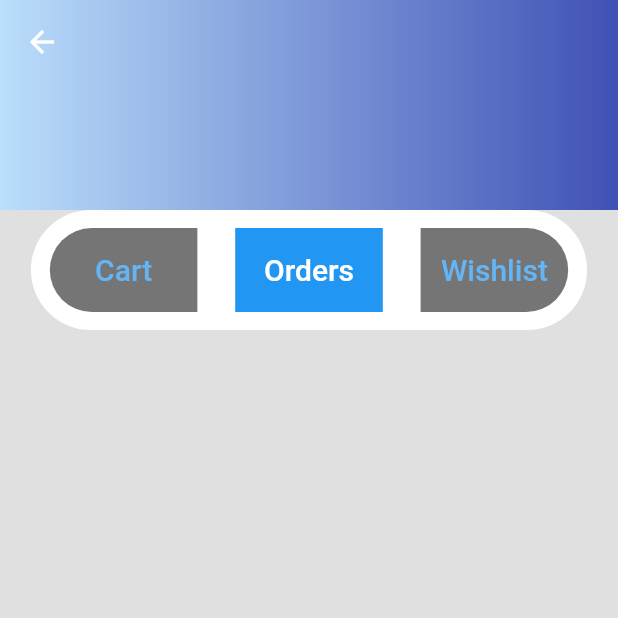
After one commit to mumaralfajar/m-store-app, a Flutter app: the ProfileScreen screen opened directly, on a phone screen of 412 x 824 dp, the top half of it. The commit adds this screen. Run offline on Flutter 3.47's test engine with Material 2 defaults, Android fonts, the phone set to English and light mode, and no system bars.

Commit message:
add customer profile screen

```diff
--- a/lib/main.dart
+++ b/lib/main.dart
@@ -1,7 +1,7 @@
 import 'package:flutter/material.dart';
 import 'package:maru_store_app/main_screens/customer_home.dart';
 
-void main(List<String> args) {
+void main() {
   runApp(const MyApp());
 }
 
--- a/lib/main_screens/cart.dart
+++ b/lib/main_screens/cart.dart
@@ -1,6 +1,5 @@
 import 'package:flutter/material.dart';
 import 'package:maru_store_app/main_screens/customer_home.dart';
-import 'package:maru_store_app/main_screens/home.dart';
 
 import '../widgets/appbar_widgets.dart';
 import '../widgets/blue_button.dart';
--- a/lib/main_screens/customer_home.dart
+++ b/lib/main_screens/customer_home.dart
@@ -2,6 +2,7 @@
 import 'package:maru_store_app/main_screens/cart.dart';
 import 'package:maru_store_app/main_screens/category.dart';
 import 'package:maru_store_app/main_screens/home.dart';
+import 'package:maru_store_app/main_screens/profile.dart';
 import 'package:maru_store_app/main_screens/stores.dart';
 
 class CustomerHomeScreen extends StatefulWidget {
@@ -18,7 +19,7 @@
     CategoryScreen(),
     StoresScreen(),
     CartScreen(),
-    Center(child: Text('Profile Screen')),
+    ProfileScreen(),
   ];
 
   @override
--- a/lib/main_screens/home.dart
+++ b/lib/main_screens/home.dart
@@ -1,5 +1,4 @@
 import 'package:flutter/material.dart';
-
 import '../widgets/fake_search.dart';
 
 class HomeScreen extends StatefulWidget {
@@ -20,8 +19,9 @@
           backgroundColor: Colors.black,
           title: const FakeSearch(),
           bottom: const TabBar(
+            indicatorColor: Colors.blue,
             isScrollable: true,
-            indicatorWeight: 4,
+            indicatorWeight: 8,
             tabs: [
               RepeatedTabs(label: 'Men'),
               RepeatedTabs(label: 'Women'),
--- /dev/null
+++ b/lib/main_screens/profile.dart
@@ -0,0 +1,126 @@
+import 'package:flutter/material.dart';
+
+class ProfileScreen extends StatefulWidget {
+  const ProfileScreen({Key? key}) : super(key: key);
+
+  @override
+  State<ProfileScreen> createState() => _ProfileScreenState();
+}
+
+class _ProfileScreenState extends State<ProfileScreen> {
+  @override
+  Widget build(BuildContext context) {
+    return Scaffold(
+      backgroundColor: Colors.grey.shade300,
+      body: CustomScrollView(
+        slivers: [
+          SliverAppBar(
+            centerTitle: true,
+            elevation: 0,
+            backgroundColor: Colors.black,
+            expandedHeight: 140,
+            flexibleSpace: LayoutBuilder(
+              builder: (context, conststraints) {
+                return FlexibleSpaceBar(
+                  title: AnimatedOpacity(
+                    duration: const Duration(milliseconds: 200),
+                    opacity: conststraints.biggest.height <= 120 ? 1 : 0,
+                    child: const Text(
+                      'Account',
+                      style: TextStyle(color: Colors.white),
+                    ),
+                  ),
+                  background: Container(
+                    decoration: BoxDecoration(
+                      gradient: LinearGradient(colors: [
+                        Colors.blue.shade100,
+                        Colors.indigo,
+                      ]),
+                    ),
+                  ),
+                );
+              },
+            ),
+          ),
+          SliverToBoxAdapter(
+            child: Column(
+              children: [
+                Container(
+                  height: 80,
+                  width: MediaQuery.of(context).size.width * 0.9,
+                  decoration: BoxDecoration(
+                      color: Colors.white,
+                      borderRadius: BorderRadius.circular(50)),
+                  child: Row(
+                    mainAxisAlignment: MainAxisAlignment.spaceAround,
+                    children: [
+                      Container(
+                        decoration: const BoxDecoration(
+                            color: Colors.black54,
+                            borderRadius: BorderRadius.only(
+                                topLeft: Radius.circular(30),
+                                bottomLeft: Radius.circular(30))),
+                        child: TextButton(
+                          child: SizedBox(
+                            height: 40,
+                            width: MediaQuery.of(context).size.width * 0.2,
+                            child: Center(
+                              child: Text(
+                                'Cart',
+                                style: TextStyle(
+                                    color: Colors.blue.shade300, fontSize: 20),
+                              ),
+                            ),
+                          ),
+                          onPressed: () {},
+                        ),
+                      ),
+                      Container(
+                        color: Colors.blue,
+                        child: TextButton(
+                          child: SizedBox(
+                            height: 40,
+                            width: MediaQuery.of(context).size.width * 0.2,
+                            child: const Center(
+                              child: Text(
+                                'Orders',
+                                style: TextStyle(
+                                    color: Colors.white, fontSize: 20),
+                              ),
+                            ),
+                          ),
+                          onPressed: () {},
+                        ),
+                      ),
+                      Container(
+                        decoration: const BoxDecoration(
+                            color: Colors.black54,
+                            borderRadius: BorderRadius.only(
+                                topRight: Radius.circular(30),
+                                bottomRight: Radius.circular(30))),
+                        child: TextButton(
+                          child: SizedBox(
+                            height: 40,
+                            width: MediaQuery.of(context).size.width * 0.2,
+                            child: Center(
+                              child: Text(
+                                'Wishlist',
+                                style: TextStyle(
+                                    color: Colors.blue.shade300, fontSize: 20),
+                              ),
+                            ),
+                          ),
+                          onPressed: () {},
+                        ),
+                      ),
+                    ],
+                  ),
+                )
+              ],
+            ),
+          )
+        ],
+      ),
+    );
+  }
+}
```
Also changed, not shown: 1 other file.
